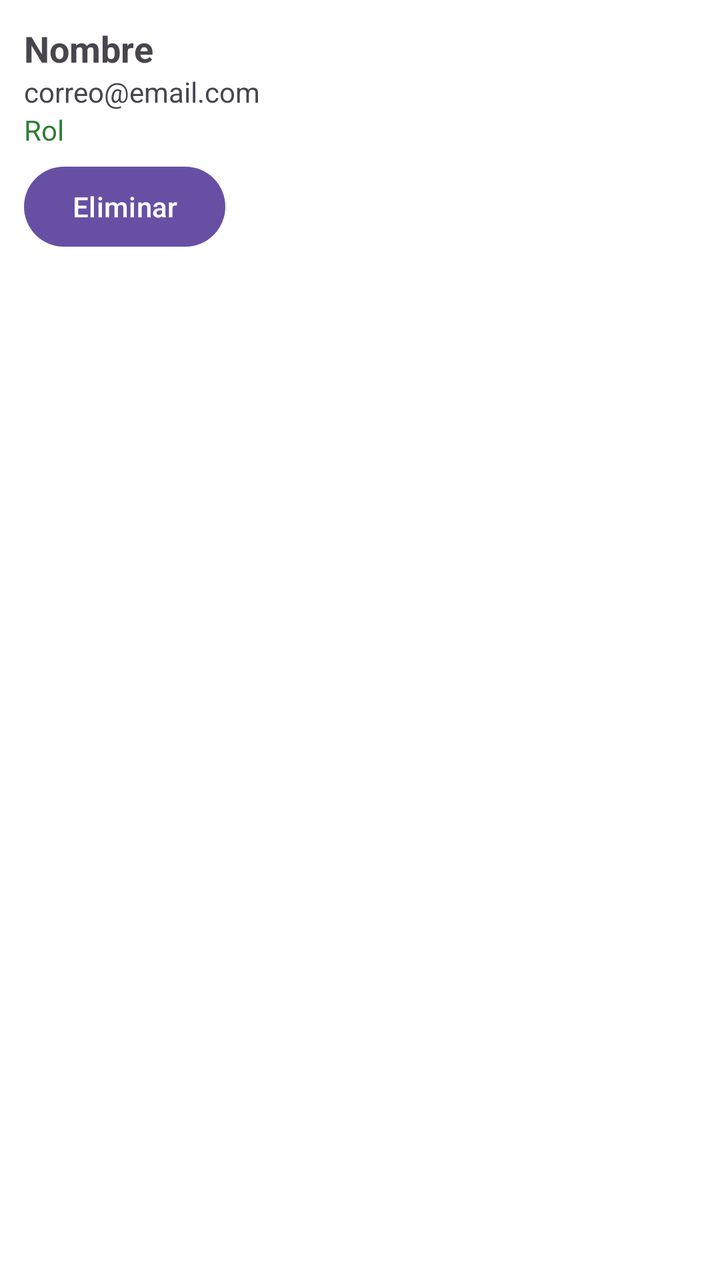
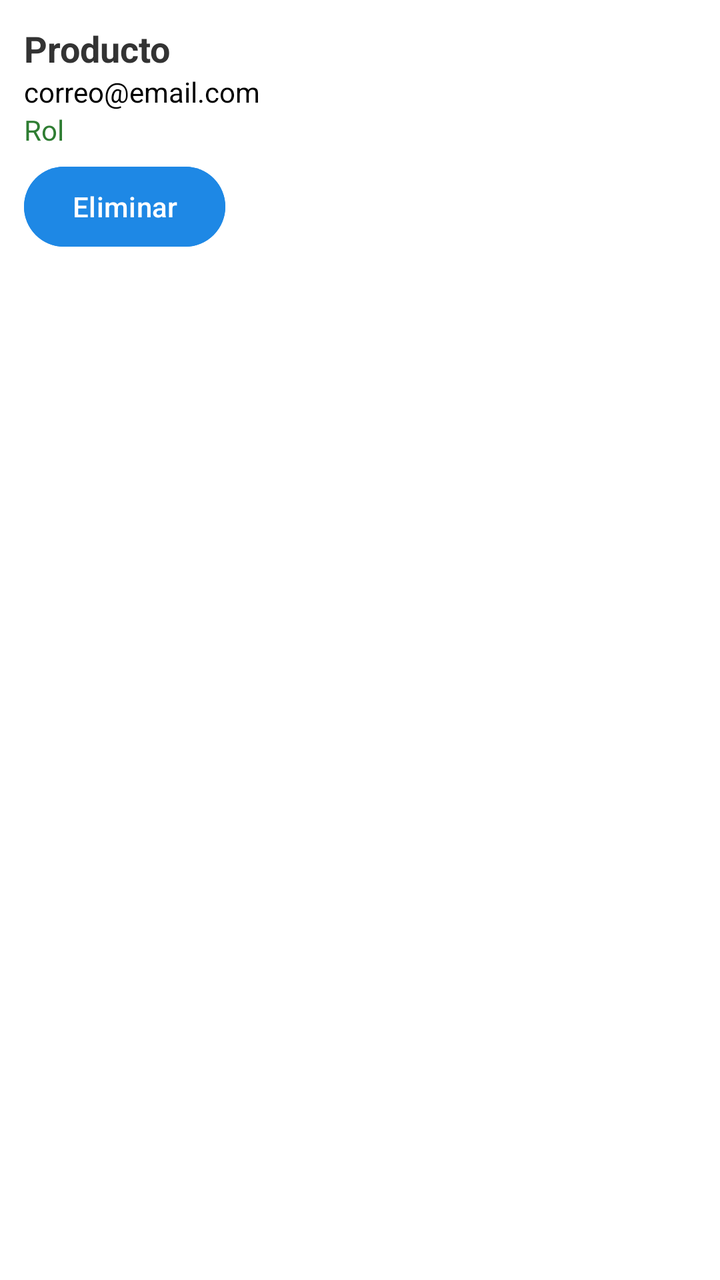

Before-and-after screenshots of an Android layout around one commit, followed by the original layout XML and the change that was made.
<!-- AndroidManifest.xml: application theme Theme.TechStore -->
<!-- res/layout/item_usuario.xml -->
<LinearLayout xmlns:android="http://schemas.android.com/apk/res/android"
        android:orientation="vertical"
        android:padding="12dp"
        android:background="#FFFFFF"
        android:layout_marginBottom="10dp"
        android:elevation="4dp"
        android:layout_width="match_parent"
        android:layout_height="wrap_content">

        <TextView
            android:id="@+id/txtNombre"
            android:text="Nombre"
            android:textSize="18sp"
            android:textStyle="bold"
            android:layout_width="wrap_content"
            android:layout_height="wrap_content"/>

        <TextView
            android:id="@+id/txtEmail"
            android:text="correo@email.com"
            android:layout_width="wrap_content"
            android:layout_height="wrap_content"/>

        <TextView
            android:id="@+id/txtRol"
            android:text="Rol"
            android:textColor="#2E7D32"
            android:layout_width="wrap_content"
            android:layout_height="wrap_content"/>

        <Button
            android:id="@+id/btnEliminar"
            android:text="Eliminar"
            android:layout_marginTop="5dp"
            android:layout_width="wrap_content"
            android:layout_height="wrap_content"/>

    </LinearLayout>
<!-- resources referenced by this layout -->
<resources>
  <style name="Theme.TechStore" parent="Base.Theme.TechStore" />
  <style name="Base.Theme.TechStore" parent="Theme.Material3.DayNight.NoActionBar">
          
          
      </style>
</resources>

<!-- the commit's change to res/layout/item_usuario.xml (unified diff, before → after) -->
@@ -1,38 +1,43 @@
+<?xml version="1.0" encoding="utf-8"?>
 <LinearLayout xmlns:android="http://schemas.android.com/apk/res/android"
-        android:orientation="vertical"
-        android:padding="12dp"
-        android:background="#FFFFFF"
-        android:layout_marginBottom="10dp"
-        android:elevation="4dp"
-        android:layout_width="match_parent"
-        android:layout_height="wrap_content">
+    android:orientation="vertical"
+    android:padding="12dp"
+    android:background="@color/white"
+    android:layout_marginBottom="10dp"
+    android:elevation="4dp"
+    android:layout_width="match_parent"
+    android:layout_height="wrap_content">
 
-        <TextView
-            android:id="@+id/txtNombre"
-            android:text="Nombre"
-            android:textSize="18sp"
-            android:textStyle="bold"
-            android:layout_width="wrap_content"
-            android:layout_height="wrap_content"/>
+    <TextView
+        android:id="@+id/txtNombre"
+        android:text="@string/producto"
+        android:textSize="18sp"
+        android:textStyle="bold"
+        android:textColor="@color/texto_principal"
+        android:layout_width="wrap_content"
+        android:layout_height="wrap_content"/>
 
-        <TextView
-            android:id="@+id/txtEmail"
-            android:text="correo@email.com"
-            android:layout_width="wrap_content"
-            android:layout_height="wrap_content"/>
+    <TextView
+        android:id="@+id/txtEmail"
+        android:text="@string/correo_default"
+        android:textColor="@color/black"
+        android:layout_width="wrap_content"
+        android:layout_height="wrap_content"/>
 
-        <TextView
-            android:id="@+id/txtRol"
-            android:text="Rol"
-            android:textColor="#2E7D32"
-            android:layout_width="wrap_content"
-            android:layout_height="wrap_content"/>
+    <TextView
+        android:id="@+id/txtRol"
+        android:text="@string/rol_default"
+        android:textColor="@color/verde_precio"
+        android:layout_width="wrap_content"
+        android:layout_height="wrap_content"/>
 
-        <Button
-            android:id="@+id/btnEliminar"
-            android:text="Eliminar"
-            android:layout_marginTop="5dp"
-            android:layout_width="wrap_content"
-            android:layout_height="wrap_content"/>
+    <Button
+        android:id="@+id/btnEliminar"
+        android:text="@string/eliminar"
+        android:layout_marginTop="5dp"
+        android:backgroundTint="@color/primary"
+        android:textColor="@color/white"
+        android:layout_width="wrap_content"
+        android:layout_height="wrap_content"/>
 
-    </LinearLayout>
+</LinearLayout>
<!-- resource entries referenced after the edit -->
@@ -1,5 +1,14 @@
 <!-- resources referenced by this layout -->
 <resources>
+  <color name="black">#000000</color>
+  <color name="primary">#1E88E5</color>
+  <color name="texto_principal">#333333</color>
+  <color name="verde_precio">#2E7D32</color>
+  <color name="white">#FFFFFF</color>
+  <string name="correo_default">correo@email.com</string>
+  <string name="eliminar">Eliminar</string>
+  <string name="producto">Producto</string>
+  <string name="rol_default">Rol</string>
   <style name="Theme.TechStore" parent="Base.Theme.TechStore" />
   <style name="Base.Theme.TechStore" parent="Theme.Material3.DayNight.NoActionBar">
           
